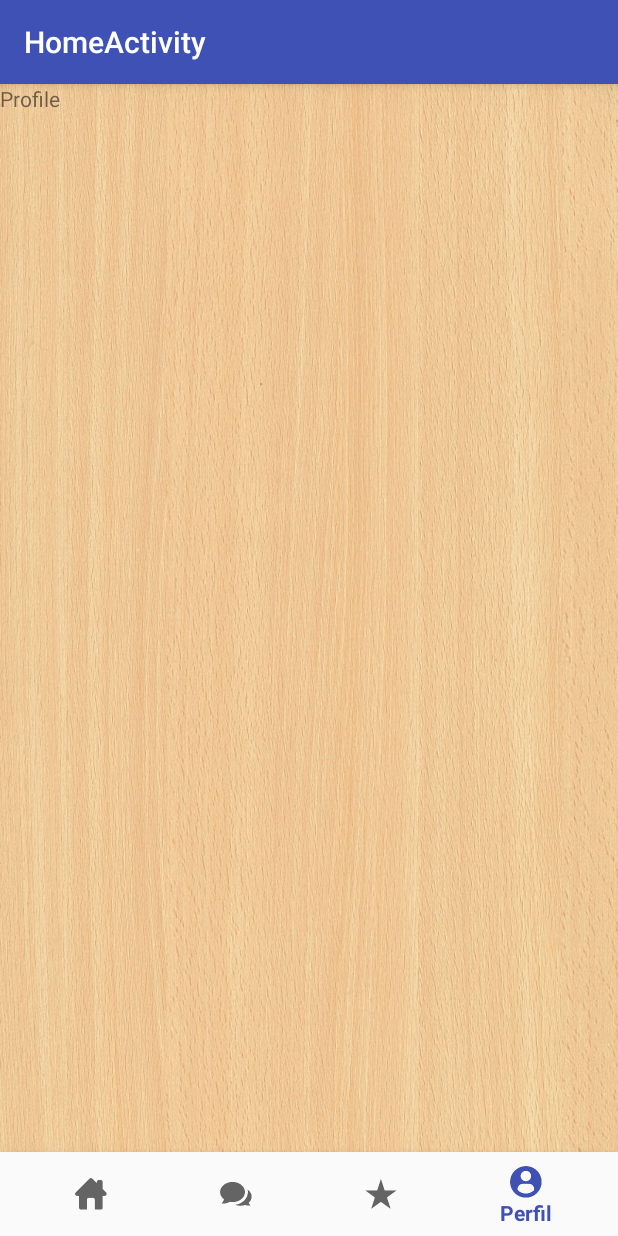
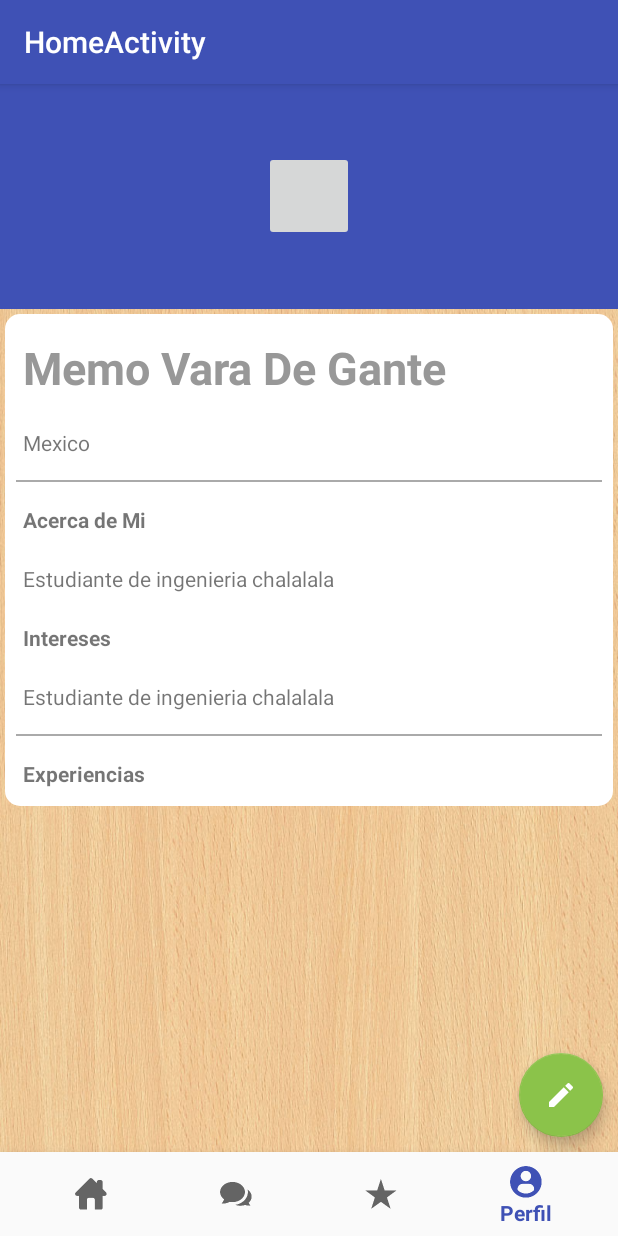
Before and after one commit to Memo28/Xplora, an Android app: the screen it shows after launch once a user with an empty profile is signed in (HomeActivity), item 4 of the bottom bar chosen, on a phone screen of 412 x 824 dp. Run offline under Robolectric (Android 15) with nearby library versions, the phone set to English and light mode, and no system bars; our stand-ins replace Firebase (no records; nobody signed in at launch, a user with empty details on screens opened directly), Picasso; libraries missing offline, so code that uses them is left out: jp.wasabeef.picasso; pictures from the network do not load.

Commit message:
Pantalla de Perfil completa

```diff
--- a/app/src/main/java/com/example/memovaradegante/xploraapp/fragments/SavedFragment.java
+++ b/app/src/main/java/com/example/memovaradegante/xploraapp/fragments/SavedFragment.java
@@ -13,6 +13,7 @@ import android.util.Log;
 import android.view.LayoutInflater;
 import android.view.View;
 import android.view.ViewGroup;
+import android.widget.AutoCompleteTextView;
 import android.widget.Toast;
 
 import com.example.memovaradegante.xploraapp.R;
@@ -64,7 +65,6 @@ public class SavedFragment extends Fragment {
     private static final String TAG = "RecyclerViewFragment";
 
 
-
     public SavedFragment() {
         // Required empty public constructor
     }
@@ -102,21 +102,21 @@ public class SavedFragment extends Fragment {
         // Inflate the layout for this fragment
         View v = inflater.inflate(R.layout.fragment_saved,container,false);
         v.setTag(TAG);
+
+
         firebaseAuth = FirebaseAuth.getInstance();
         user_actual = firebaseAuth.getCurrentUser().getUid();
         placesFav = this.getAllFavs();
-
         //Inflando el Reycler View de Favoritos
         mRecyclerView = (RecyclerView) v.findViewById(R.id.my_recycler_view_favoritos);
-        mlayoutManager = new LinearLayoutManager(getActivity());
-        Log.e("PlaceFav", Integer.toString(placesFav.size()));
+        mRecyclerView.setHasFixedSize(true);
+        mlayoutManager = new LinearLayoutManager(getContext());
         mAdapter = new MyAdapterListPlace(R.layout.recycler_view_item_list_destiny, placesFav, new MyAdapterListPlace.OnItemClickListener() {
             @Override
             public void onItemClick(Places_Model place, int position) {
 
             }
         });
-        mRecyclerView.setHasFixedSize(true);
         mRecyclerView.setItemAnimator(new DefaultItemAnimator());
         mRecyclerView.setLayoutManager(mlayoutManager);
         mRecyclerView.setAdapter(mAdapter);
@@ -167,7 +167,7 @@ public class SavedFragment extends Fragment {
     }
 
     private List<Places_Model> getAllFavs() {
-         final ArrayList<Places_Model> places_list =new ArrayList<Places_Model>();
+        final ArrayList<Places_Model> places_list =new ArrayList<Places_Model>();
         firebaseDatabase = FirebaseDatabase.getInstance();
         databaseReference = firebaseDatabase.getReference("favoritos");
         databaseReferencePlace = firebaseDatabase.getReference("places");
--- a/app/src/main/res/layout/fragment_profile.xml
+++ b/app/src/main/res/layout/fragment_profile.xml
@@ -1,13 +1,114 @@
+
 <FrameLayout xmlns:android="http://schemas.android.com/apk/res/android"
     xmlns:tools="http://schemas.android.com/tools"
     android:layout_width="match_parent"
     android:layout_height="match_parent"
     tools:context="com.example.memovaradegante.xploraapp.fragments.ProfileFragment">
+    <ScrollView
+        xmlns:android="http://schemas.android.com/apk/res/android"
+        xmlns:tools="http://schemas.android.com/tools"
+        android:layout_width="fill_parent"
+        android:layout_height="wrap_content">
+    <LinearLayout
+        android:orientation="vertical"
+        android:layout_width="match_parent"
+        android:layout_height="wrap_content">
 
-    <!-- TODO: Update blank fragment layout -->
-    <TextView
-        android:layout_width="match_parent"
-        android:layout_height="match_parent"
-        android:text="Profile" />
+        <RelativeLayout
+            android:background="@color/colorPrimary"
+            android:layout_width="match_parent"
+            android:layout_height="150dp" >
+            <ImageButton
+                android:id="@+id/editProfileImageButton"
+                android:layout_centerInParent="true"
+                android:layout_width="60dp"
+                android:layout_height="60dp" />
+        </RelativeLayout>
+
+        <LinearLayout
+            android:layout_margin="3dp"
+            android:background="@drawable/roundcorner"
+            android:orientation="vertical"
+            android:layout_width="match_parent"
+            android:layout_height="wrap_content">
+            <TextView
+                android:id="@+id/editTextNameProfile"
+                android:layout_marginTop="3dp"
+                android:padding="10dp"
+                android:text="Memo Vara De Gante"
+                android:textColor="#989898"
+                android:textStyle="bold"
+                android:textSize="30dp"
+                android:layout_width="match_parent"
+                android:layout_height="wrap_content" />
+
+            <TextView
+                android:id="@+id/editTextCountryProfile"
+                android:padding="10dp"
+                android:text="Mexico"
+                android:layout_width="match_parent"
+                android:layout_height="wrap_content" />
+
+            <View
+                android:layout_margin="5dp"
+                android:layout_width="match_parent"
+                android:layout_height="1dp"
+                android:background="@android:color/darker_gray"/>
+
+
+            <TextView
+                android:padding="10dp"
+                android:textStyle="bold"
+                android:text="Acerca de Mi"
+                android:layout_width="match_parent"
+                android:layout_height="wrap_content" />
+            <TextView
+                android:id="@+id/editTextDescriptionProfile"
+                android:padding="10dp"
+                android:text="Estudiante de ingenieria chalalala "
+                android:layout_width="match_parent"
+                android:layout_height="wrap_content" />
+
+            <TextView
+                android:padding="10dp"
+                android:textStyle="bold"
+                android:text="Intereses"
+                android:layout_width="match_parent"
+                android:layout_height="wrap_content" />
+            <TextView
+                android:id="@+id/editTextInterestsProfile"
+                android:padding="10dp"
+                android:text="Estudiante de ingenieria chalalala "
+                android:layout_width="match_parent"
+                android:layout_height="wrap_content" />
+
+
+            <View
+                android:layout_margin="5dp"
+                android:layout_width="match_parent"
+                android:layout_height="1dp"
+                android:background="@android:color/darker_gray"/>
+
+            <TextView
+                android:padding="10dp"
+                android:textStyle="bold"
+                android:text="Experiencias"
+                android:layout_width="match_parent"
+                android:layout_height="wrap_content" />
+            <android.support.v7.widget.RecyclerView
+                android:id="@+id/my_recycler_view_expirences_profile"
+                android:scrollbars="horizontal"
+                android:layout_width="match_parent"
+                android:layout_height="wrap_content"/>
+        </LinearLayout>
+    </LinearLayout>
+</ScrollView>
+    <android.support.design.widget.FloatingActionButton
+        android:id="@+id/fltActionBtnEditProfile"
+        android:layout_gravity="bottom|right"
+        android:layout_width="wrap_content"
+        android:src="@mipmap/ic_edit"
+        android:layout_margin="10dp"
+        android:layout_height="wrap_content" />
 
 </FrameLayout>
--- a/app/src/main/res/layout/fragment_saved.xml
+++ b/app/src/main/res/layout/fragment_saved.xml
@@ -10,14 +10,15 @@
         android:scrollbars="vertical"
         tools:context=".activities.MainActivity">
         <AutoCompleteTextView
+            android:id="@+id/autoCompleteTextSearchFab"
             android:hint="Buscar"
             android:layout_marginBottom="10dp"
+            android:layout_marginTop="5dp"
             android:padding="10dp"
-            android:focusable="true"
             android:background="@drawable/roundcorner"
             android:layout_width="match_parent"
             android:layout_height="wrap_content" />
-
+        <requestFocus/>
 
         <TextView
             android:text="@string/fab"
```
Also changed, not shown: app/src/main/ic_edit-web.png (added), app/src/main/res/mipmap-hdpi/ic_edit.png (added), app/src/main/res/mipmap-mdpi/ic_edit.png (added), app/src/main/res/mipmap-xhdpi/ic_edit.png (added), app/src/main/res/mipmap-xxhdpi/ic_edit.png (added), app/src/main/res/mipmap-xxxhdpi/ic_edit.png (added), 31 other files.
